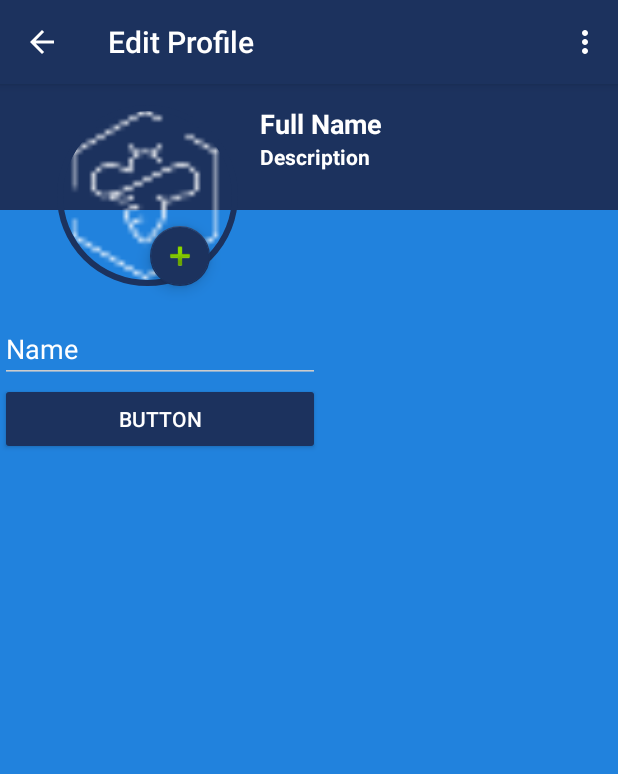
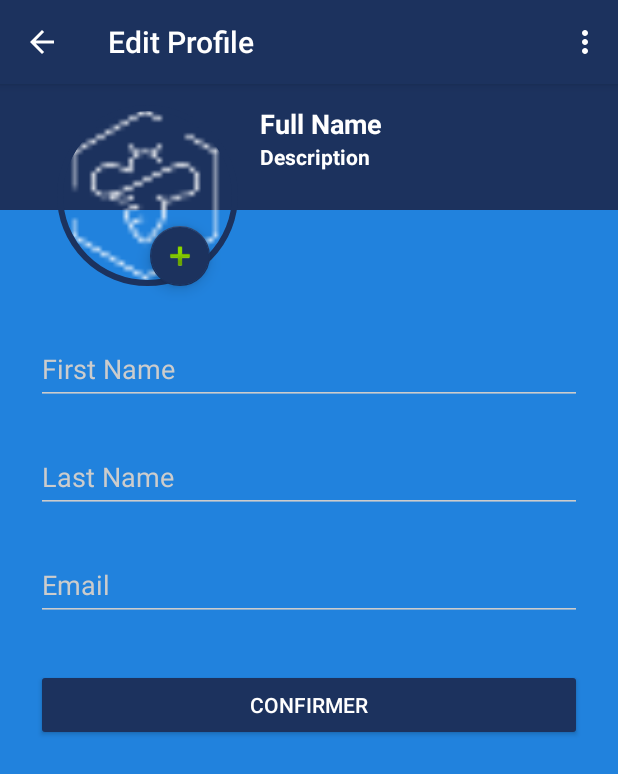
Before and after one commit to Aleqsd/BeeToBeeAndroid, an Android app: the ProfileActivity screen opened directly, with no data from a screen before it, in the options menu, after a tap on "Edit", on a phone screen of 412 x 824 dp. Shown: the top 774 px of the screen. Run offline under Robolectric (Android 15) with nearby library versions, the phone set to English and light mode, and no system bars; libraries missing offline, so code that uses them is left out: com.mikhaellopez.circularimageview; plain views replace CircularImageView; pictures from the network do not load; 3 statements that could not run were skipped.

Commit message:
Modifications diverses Reglage bug camera Ajout de ToDos

```diff
--- a/app/src/main/AndroidManifest.xml
+++ b/app/src/main/AndroidManifest.xml
@@ -36,7 +36,7 @@
             android:name="com.google.android.gms.version"
             android:value="@integer/google_play_services_version" />
 
-        <activity android:name=".FormationActivity"></activity>
+        <activity android:name=".Formation.FormationActivity"></activity>
     </application>
 
 </manifest>
--- a/app/src/main/java/com/thulium/beetobee/BaseActivity.java
+++ b/app/src/main/java/com/thulium/beetobee/BaseActivity.java
@@ -6,11 +6,8 @@ import android.content.SharedPreferences;
 import android.graphics.Bitmap;
 import android.graphics.BitmapFactory;
 import android.os.Bundle;
-import android.os.Handler;
 import android.preference.PreferenceManager;
-import android.support.design.widget.TabLayout;
 import android.support.v4.app.Fragment;
-import android.support.v4.app.FragmentManager;
 import android.support.v4.app.FragmentTransaction;
 import android.util.Log;
 import android.view.View;
@@ -28,7 +25,7 @@ import android.widget.TextView;
 import com.thulium.beetobee.Formation.CreateFormationFragment;
 import com.thulium.beetobee.Formation.Formation;
 import com.thulium.beetobee.Formation.ListFormationFragment;
-import com.thulium.beetobee.Formation.MyFormationResponse;
+import com.thulium.beetobee.WebService.MyFormationResponse;
 import com.thulium.beetobee.WebService.RequeteService;
 import com.thulium.beetobee.WebService.RestService;
 import com.thulium.beetobee.WebService.User;
--- a/app/src/main/java/com/thulium/beetobee/Formation/CreateFormationFragment.java
+++ b/app/src/main/java/com/thulium/beetobee/Formation/CreateFormationFragment.java
@@ -14,6 +14,7 @@ import android.widget.Button;
 import android.widget.EditText;
 
 import com.thulium.beetobee.R;
+import com.thulium.beetobee.WebService.MyFormationResponse;
 import com.thulium.beetobee.WebService.RequeteService;
 import com.thulium.beetobee.WebService.RestService;
 
--- a/app/src/main/java/com/thulium/beetobee/FormationActivity.java
+++ b/app/src/main/java/com/thulium/beetobee/Formation/FormationActivity.java
@@ -1,4 +1,4 @@
-package com.thulium.beetobee;
+package com.thulium.beetobee.Formation;
 
 import android.content.Intent;
 import android.support.v7.app.AppCompatActivity;
@@ -8,6 +8,7 @@ import android.util.Log;
 import android.view.View;
 import android.widget.TextView;
 
+import com.thulium.beetobee.BaseActivity;
 import com.thulium.beetobee.Formation.Formation;
 import com.thulium.beetobee.R;
 
--- a/app/src/main/java/com/thulium/beetobee/Formation/ListFormationFragment.java
+++ b/app/src/main/java/com/thulium/beetobee/Formation/ListFormationFragment.java
@@ -12,7 +12,6 @@ import android.view.ViewGroup;
 import android.widget.AdapterView;
 import android.widget.ListView;
 
-import com.thulium.beetobee.FormationActivity;
 import com.thulium.beetobee.R;
 
 import java.util.ArrayList;
--- a/app/src/main/java/com/thulium/beetobee/LaunchActivity.java
+++ b/app/src/main/java/com/thulium/beetobee/LaunchActivity.java
@@ -1,5 +1,6 @@
 package com.thulium.beetobee;
 
+import android.app.Activity;
 import android.app.ProgressDialog;
 import android.content.Intent;
 import android.content.SharedPreferences;
@@ -27,7 +28,7 @@ import retrofit2.Callback;
 import retrofit2.Call;
 import retrofit2.Response;
 
-public class LaunchActivity extends AppCompatActivity implements Serializable {
+public class LaunchActivity extends Activity implements Serializable {
     private static final String TAG = "LaunchActivity";
     private static final int REQUEST_SIGNUP = 0;
 
@@ -39,8 +40,6 @@ public class LaunchActivity extends AppCompatActivity implements Serializable {
     Button _loginButton;
     @Bind(R.id.link_signup)
     TextView _signupLink;
-    @Bind(R.id.testTextView)
-    TextView _testTextView;
 
     public String loggedFirstname;
     public String loggedEmail;
@@ -48,6 +47,8 @@ public class LaunchActivity extends AppCompatActivity implements Serializable {
     public int auth_id = 0;
     public User user;
 
+    //ToDo Ne jamais envoyer un Json avec mot de passe
+    //ToDo gérer tous les cas où réponse 200 n'est pas une bonne réponse
 
     @Override
     public void onCreate(Bundle savedInstanceState) {
@@ -182,7 +183,7 @@ public class LaunchActivity extends AppCompatActivity implements Serializable {
             @Override
             public void onResponse(final Call<MyResponse> call, final Response<MyResponse> response) {
                 Log.d(TAG, "Login, Response code : "+response.code());
-                if (response.isSuccessful()) {
+                if (response.body().getCode() == 200) {
                     new android.os.Handler().postDelayed(
                             new Runnable() {
                                 public void run() {
--- a/app/src/main/java/com/thulium/beetobee/ProfileActivity.java
+++ b/app/src/main/java/com/thulium/beetobee/ProfileActivity.java
@@ -15,7 +15,6 @@ import android.net.Uri;
 import android.os.AsyncTask;
 import android.os.Bundle;
 import android.os.Environment;
-import android.os.Handler;
 import android.os.Parcelable;
 import android.preference.PreferenceManager;
 import android.provider.DocumentsContract;
@@ -33,7 +32,7 @@ import android.view.MenuItem;
 import android.view.View;
 import android.widget.Button;
 import android.widget.EditText;
-import android.widget.LinearLayout;
+import android.widget.ScrollView;
 import android.widget.TextView;
 
 
@@ -67,7 +66,6 @@ public class ProfileActivity extends AppCompatActivity {
     private Uri outputFileUri;
     public CircularImageView avatar;
     public User user;
-    private String profile_picture_path;
     private FloatingActionButton floatingActionButton;
     private Toolbar myToolbar;
     public TextView name;
@@ -112,7 +110,7 @@ public class ProfileActivity extends AppCompatActivity {
         SharedPreferences settings = PreferenceManager.getDefaultSharedPreferences(getApplicationContext());
 
         if (settings.contains("profile_picture")) {
-            profile_picture_path = settings.getString("profile_picture", null);
+            String profile_picture_path = settings.getString("profile_picture", null);
             Bitmap myBitmap = BitmapFactory.decodeFile(profile_picture_path);
             avatar.setImageBitmap(myBitmap);
             Log.d(TAG, "Profile picture set");
@@ -150,7 +148,7 @@ public class ProfileActivity extends AppCompatActivity {
     }
 
     private void setProfileInfos() {
-        LinearLayout leBas = (LinearLayout) findViewById(R.id.leBas);
+        ScrollView leBas = (ScrollView) findViewById(R.id.leBas);
 
         if (getIntent().getExtras().containsKey("update")) {
             Snackbar snackbar = Snackbar.make(leBas, "Update successful", Snackbar.LENGTH_LONG);
@@ -214,15 +212,17 @@ public class ProfileActivity extends AppCompatActivity {
     private void setProfileEditableInfos() {
         floatingActionButton.setVisibility(View.VISIBLE);
         myToolbar.setTitle("Edit Profile");
-        LinearLayout leBas = (LinearLayout) findViewById(R.id.leBas);
+        ScrollView leBas = (ScrollView) findViewById(R.id.leBas);
 
         leBas.removeAllViews();
 
+        // ToDo mettre le nom/mail actuel lorsque clické
         final View view = LayoutInflater.from(this).inflate(R.layout.profile_edit_infos, null);
-        final EditText editText = (EditText) view.findViewById(R.id.editText);
-        editText.setText(user.getFirstname());
+        final EditText profil_email = (EditText) view.findViewById(R.id.profil_email);
+        final EditText profil_firstname = (EditText) view.findViewById(R.id.profil_firstname);
+        final EditText profil_lastname = (EditText) view.findViewById(R.id.profil_lastname);
 
-        Button button = (Button) view.findViewById(R.id.button);
+        Button button = (Button) view.findViewById(R.id.btn_confirm);
 
         leBas.addView(view);
 
@@ -230,7 +230,11 @@ public class ProfileActivity extends AppCompatActivity {
             public void onClick(View v) {
                 //ToDo faire une logique validate() comme avec SignupActivity avant updateUser
                 UserUpdate ourUser = new UserUpdate();
-                ourUser.setFirstname(editText.getText().toString());
+
+                ourUser.setFirstname(profil_firstname.getText().toString());
+                ourUser.setLastname(profil_lastname.getText().toString());
+                ourUser.setEmail(profil_email.getText().toString());
+
                 RequeteService requeteService = RestService.getClient().create(RequeteService.class);
                 Call<MyResponse> call = requeteService.updateUser(ourUser, user.getId(), user.getAccess_token());
                 call.enqueue(new Callback<MyResponse>() {
@@ -333,7 +337,8 @@ public class ProfileActivity extends AppCompatActivity {
         if (resultCode == RESULT_OK) {
             if (requestCode == YOUR_SELECT_PICTURE_REQUEST_CODE) {
                 final boolean isCamera;
-                if (data == null) {
+                File testFile = new File(data.getData().getPath());
+                if (data == null || testFile.exists()) {
                     isCamera = true;
                 } else {
                     final String action = data.getAction();
--- a/app/src/main/java/com/thulium/beetobee/SignupActivity.java
+++ b/app/src/main/java/com/thulium/beetobee/SignupActivity.java
@@ -19,7 +19,6 @@ import com.thulium.beetobee.WebService.UserRegister;
 
 import butterknife.ButterKnife;
 import butterknife.Bind;
-import okhttp3.ResponseBody;
 import retrofit2.Call;
 import retrofit2.Callback;
 import retrofit2.Response;
--- a/app/src/main/java/com/thulium/beetobee/Formation/MyFormationResponse.java
+++ b/app/src/main/java/com/thulium/beetobee/WebService/MyFormationResponse.java
@@ -1,4 +1,6 @@
-package com.thulium.beetobee.Formation;
+package com.thulium.beetobee.WebService;
+
+import com.thulium.beetobee.Formation.Formation;
 
 /**
  * Created by Alex on 19/02/2017.
--- a/app/src/main/java/com/thulium/beetobee/WebService/RequeteService.java
+++ b/app/src/main/java/com/thulium/beetobee/WebService/RequeteService.java
@@ -1,9 +1,6 @@
 package com.thulium.beetobee.WebService;
 
 import com.thulium.beetobee.Formation.Formation;
-import com.thulium.beetobee.Formation.MyFormationResponse;
-
-import java.util.List;
 
 import okhttp3.MultipartBody;
 import okhttp3.ResponseBody;
--- a/app/src/main/res/layout/activity_formation.xml
+++ b/app/src/main/res/layout/activity_formation.xml
@@ -3,7 +3,7 @@
     xmlns:tools="http://schemas.android.com/tools"
     android:layout_width="match_parent"
     android:layout_height="match_parent"
-    tools:context="com.thulium.beetobee.FormationActivity"
+    tools:context="com.thulium.beetobee.Formation.FormationActivity"
     android:orientation="vertical"
     android:weightSum="1">
 
--- a/app/src/main/res/layout/activity_launch.xml
+++ b/app/src/main/res/layout/activity_launch.xml
@@ -64,11 +64,5 @@
             android:gravity="center"
             android:textSize="16sp"/>
 
-        <TextView
-            android:text="@string/test"
-            android:layout_width="match_parent"
-            android:layout_height="wrap_content"
-            android:id="@+id/testTextView" />
-
     </LinearLayout>
 </ScrollView>
--- a/app/src/main/res/layout/content_profile.xml
+++ b/app/src/main/res/layout/content_profile.xml
@@ -21,21 +21,22 @@
         <View
             android:id="@+id/leHaut2"
             android:layout_width="match_parent"
-            android:layout_height="70dp"
             android:background="@color/primary"
             android:layout_below="@+id/leHaut"
-            android:layout_alignParentStart="true" />
+            android:layout_alignParentStart="true"
+            android:layout_above="@+id/leBas"
+            android:layout_height="match_parent" />
 
-        <LinearLayout
+        <ScrollView
             android:id="@+id/leBas"
             android:layout_width="match_parent"
             android:layout_height="0dp"
             android:layout_alignParentBottom="true"
-            android:layout_below="@+id/leHaut2"
             android:background="@color/primary"
-            android:orientation="horizontal">
+            android:orientation="horizontal"
+            android:layout_below="@+id/info">
 
-        </LinearLayout>
+        </ScrollView>
 
         <RelativeLayout
             android:id="@+id/info"
--- a/app/src/main/res/layout/profile_edit_infos.xml
+++ b/app/src/main/res/layout/profile_edit_infos.xml
@@ -1,19 +1,69 @@
 <?xml version="1.0" encoding="utf-8"?>
-<LinearLayout xmlns:android="http://schemas.android.com/apk/res/android"
-    android:orientation="vertical" android:layout_width="match_parent"
-    android:layout_height="match_parent">
+<ScrollView
+    xmlns:android="http://schemas.android.com/apk/res/android"
+    android:layout_width="fill_parent"
+    android:layout_height="fill_parent"
+    android:fitsSystemWindows="true">
 
-    <EditText
+    <LinearLayout
+        android:orientation="vertical"
         android:layout_width="match_parent"
         android:layout_height="wrap_content"
-        android:inputType="textPersonName"
-        android:text="@string/name"
-        android:ems="10"
-        android:id="@+id/editText" />
+        android:paddingLeft="24dp"
+        android:paddingRight="24dp"
+        android:weightSum="1">
 
-    <Button
-        android:text="@string/button"
-        android:layout_width="match_parent"
-        android:layout_height="wrap_content"
-        android:id="@+id/button" />
-</LinearLayout>
+        <!-- Name Label -->
+        <android.support.design.widget.TextInputLayout
+            android:layout_width="match_parent"
+            android:layout_height="wrap_content"
+            android:layout_marginTop="8dp"
+            android:layout_marginBottom="8dp">
+            <EditText android:id="@+id/profil_firstname"
+                android:layout_width="match_parent"
+                android:layout_height="wrap_content"
+                android:layout_marginTop="8dp"
+                android:inputType="textPersonName"
+                android:hint="@string/firstName" />
+        </android.support.design.widget.TextInputLayout>
+
+        <!-- LastName Label -->
+        <android.support.design.widget.TextInputLayout
+            android:layout_width="match_parent"
+            android:layout_height="wrap_content"
+            android:layout_marginTop="8dp"
+            android:layout_marginBottom="8dp">
+            <EditText android:id="@+id/profil_lastname"
+                android:layout_width="match_parent"
+                android:layout_height="wrap_content"
+                android:inputType="textPersonName"
+                android:hint="@string/lastName" />
+        </android.support.design.widget.TextInputLayout>
+
+
+
+        <!--  Email Label -->
+        <android.support.design.widget.TextInputLayout
+            android:layout_width="match_parent"
+            android:layout_height="wrap_content"
+            android:layout_marginTop="8dp"
+            android:layout_marginBottom="8dp">
+            <EditText android:id="@+id/profil_email"
+                android:layout_width="match_parent"
+                android:layout_height="wrap_content"
+                android:inputType="textEmailAddress"
+                android:hint="@string/email" />
+        </android.support.design.widget.TextInputLayout>
+
+        <!--  Button -->
+        <android.support.v7.widget.AppCompatButton
+            android:id="@+id/btn_confirm"
+            android:layout_width="fill_parent"
+            android:layout_height="wrap_content"
+            android:layout_marginTop="24dp"
+            android:layout_marginBottom="24dp"
+            android:padding="12dp"
+            android:text="Confirmer"/>
+
+    </LinearLayout>
+</ScrollView>
```
